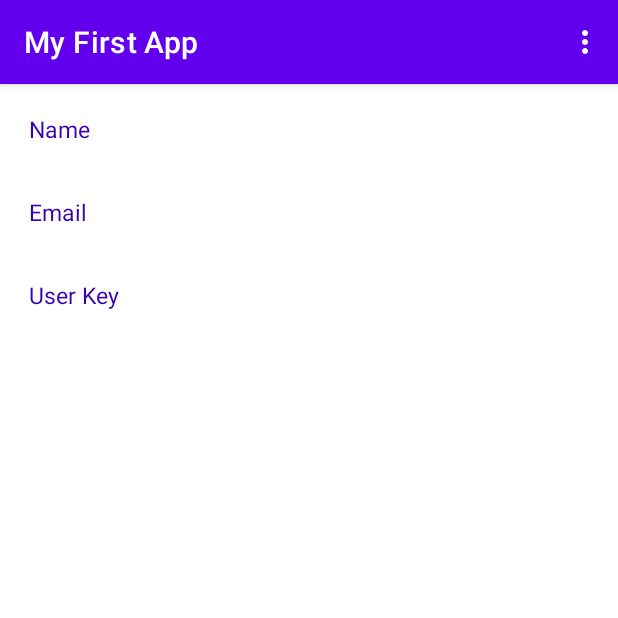
After one commit to erachmat/MyFirstApp, an Android app: the HomeActivity screen opened directly, with no data from a screen before it, on a phone screen of 412 x 824 dp, the top half of it. The commit adds this screen. Run offline under Robolectric (Android 15) with nearby library versions, the phone set to English and light mode, and no system bars; our stand-ins replace sdp/ssp sizes.

Commit message:
Add SharedPref

```diff
--- a/app/build.gradle
+++ b/app/build.gradle
@@ -61,6 +61,9 @@ dependencies {
     implementation 'com.google.firebase:firebase-messaging'
     implementation 'com.google.firebase:firebase-analytics'
 
+    implementation 'com.squareup.okhttp3:okhttp:3.4.1'
+    implementation 'com.google.code.gson:gson:2.8.5'
+
     testImplementation 'junit:junit:4.+'
     androidTestImplementation 'androidx.test.ext:junit:1.1.2'
     androidTestImplementation 'androidx.test.espresso:espresso-core:3.3.0'
--- /dev/null
+++ b/app/src/main/java/com/example/myfirstapp/HomeActivity.java
@@ -0,0 +1,54 @@
+package com.example.myfirstapp;
+
+import androidx.appcompat.app.AppCompatActivity;
+
+import android.content.Intent;
+import android.os.Bundle;
+import android.view.Menu;
+import android.view.MenuItem;
+import android.view.View;
+
+import com.example.myfirstapp.databinding.ActivityHomeBinding;
+import com.example.myfirstapp.databinding.ActivityLoginBinding;
+
+public class HomeActivity extends AppCompatActivity {
+
+    View view;
+    private ActivityHomeBinding binding;
+
+    @Override
+    protected void onCreate(Bundle savedInstanceState) {
+        super.onCreate(savedInstanceState);
+        binding = ActivityHomeBinding.inflate(getLayoutInflater());
+        view = binding.getRoot();
+        setContentView(view);
+
+        UserPreference pref = new UserPreference(this);
+
+        binding.txtName.setText(pref.getName());
+        binding.txtEmail.setText(pref.getEmail());
+        binding.txtKey.setText(pref.getKey());
+    }
+
+    @Override
+    public boolean onCreateOptionsMenu(Menu menu) {
+        getMenuInflater().inflate(R.menu.menu_logout, menu);
+        return true;
+    }
+
+    @Override
+    public boolean onOptionsItemSelected(MenuItem item) {
+        switch (item.getItemId()) {
+
+            case R.id.logout:
+
+                UserPreference pref = new UserPreference(this);
+                pref.removeData();
+                startActivity(new Intent(HomeActivity.this, LoginActivity.class));
+
+                finish();
+                return (true);
+        }
+        return (super.onOptionsItemSelected(item));
+    }
+}
--- /dev/null
+++ b/app/src/main/java/com/example/myfirstapp/UserPreference.java
@@ -0,0 +1,53 @@
+package com.example.myfirstapp;
+
+import android.content.Context;
+import android.content.SharedPreferences;
+
+public class UserPreference {
+
+    private String KEY_NAME = "name";
+    private String KEY_EMAIL = "email";
+    private String KEY_USER = "userkey";
+    private SharedPreferences preferences;
+
+    UserPreference(Context context) {
+        String PREFS_NAME = "UserPref";
+        preferences = context.getSharedPreferences(PREFS_NAME, Context.MODE_PRIVATE);
+    }
+    public void setName(String name) {
+        SharedPreferences.Editor editor = preferences.edit();
+        editor.putString(KEY_NAME, name);
+        editor.apply();
+    }
+    public String getName() {
+        return preferences.getString(KEY_NAME, null);
+    }
+    public void setEmail(String email) {
+        SharedPreferences.Editor editor = preferences.edit();
+        editor.putString(KEY_EMAIL, email);
+        editor.apply();
+    }
+    public String getEmail() {
+        return preferences.getString(KEY_EMAIL, null);
+    }
+    public void setKey(String key) {
+        SharedPreferences.Editor editor = preferences.edit();
+        editor.putString(KEY_USER, key);
+        editor.apply();
+    }
+    public String getKey() {
+        return preferences.getString(KEY_USER, null);
+    }
+
+    public void removeData() {
+        SharedPreferences.Editor editor = preferences.edit();
+        editor.remove(KEY_NAME).commit();
+        editor.remove(KEY_EMAIL).commit();
+        editor.remove(KEY_USER).commit();
+    }
+
+    public String checkData() {
+        String stringMember = preferences.getString(KEY_NAME, "");
+        return stringMember;
+    }
+}
--- /dev/null
+++ b/app/src/main/res/layout/activity_home.xml
@@ -0,0 +1,58 @@
+<?xml version="1.0" encoding="utf-8"?>
+<LinearLayout xmlns:android="http://schemas.android.com/apk/res/android"
+    xmlns:app="http://schemas.android.com/apk/res-auto"
+    xmlns:tools="http://schemas.android.com/tools"
+    android:layout_width="match_parent"
+    android:layout_height="match_parent"
+    android:orientation="vertical"
+    android:padding="@dimen/_15sdp"
+    tools:context=".HomeActivity">
+
+    <TextView
+        android:layout_width="wrap_content"
+        android:layout_height="wrap_content"
+        android:text="Name"
+        android:textSize="@dimen/_12ssp"
+        android:textColor="@color/purple_700"/>
+
+    <TextView
+        android:id="@+id/txtName"
+        android:layout_width="wrap_content"
+        android:layout_height="wrap_content"
+        android:text="Name"
+        android:layout_marginTop="@dimen/_2sdp"
+        android:textSize="@dimen/_14ssp"/>
+
+    <TextView
+        android:layout_width="wrap_content"
+        android:layout_height="wrap_content"
+        android:text="Email"
+        android:textSize="@dimen/_12ssp"
+        android:layout_marginTop="@dimen/_5sdp"
+        android:textColor="@color/purple_700"/>
+
+    <TextView
+        android:id="@+id/txtEmail"
+        android:layout_width="wrap_content"
+        android:layout_height="wrap_content"
+        android:text="Email"
+        android:layout_marginTop="@dimen/_2sdp"
+        android:textSize="@dimen/_14ssp"/>
+
+    <TextView
+        android:layout_width="wrap_content"
+        android:layout_height="wrap_content"
+        android:text="User Key"
+        android:textSize="@dimen/_12ssp"
+        android:layout_marginTop="@dimen/_5sdp"
+        android:textColor="@color/purple_700"/>
+
+    <TextView
+        android:id="@+id/txtKey"
+        android:layout_width="wrap_content"
+        android:layout_height="wrap_content"
+        android:text="User Key"
+        android:layout_marginTop="@dimen/_2sdp"
+        android:textSize="@dimen/_14ssp"/>
+
+</LinearLayout>
--- /dev/null
+++ b/app/src/main/res/menu/menu_logout.xml
@@ -0,0 +1,8 @@
+<?xml version="1.0" encoding="utf-8"?>
+<menu xmlns:android="http://schemas.android.com/apk/res/android"
+    xmlns:app="http://schemas.android.com/apk/res-auto">
+    <item
+        android:id="@+id/logout"
+        android:title="Logout"
+        app:showAsAction="never" />
+</menu>
```
Also changed, not shown: app/src/main/AndroidManifest.xml (+8 -4 lines), app/src/main/java/com/example/myfirstapp/LoginActivity.java (added, +115 -0 lines), app/src/main/java/com/example/myfirstapp/MainActivity.java (+8 -0 lines), app/src/main/java/com/example/myfirstapp/Model/GsonParse.java (added, +29 -0 lines), app/src/main/java/com/example/myfirstapp/Model/User.java (added, +40 -0 lines), app/src/main/res/layout/activity_login.xml (added, +48 -0 lines), app/src/main/res/layout/activity_main.xml (+16 -1 lines).
